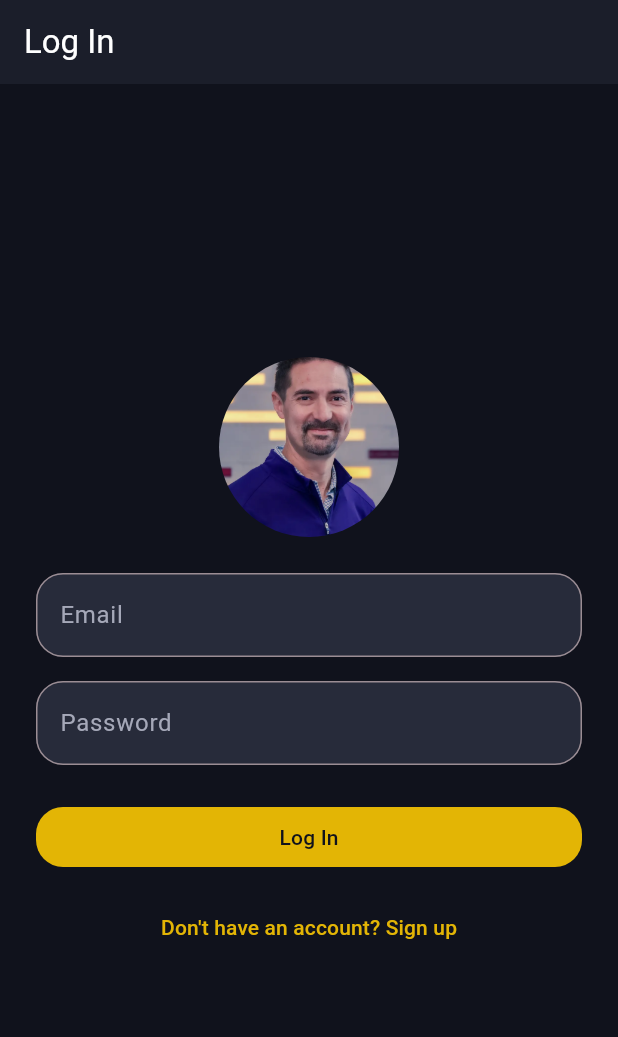
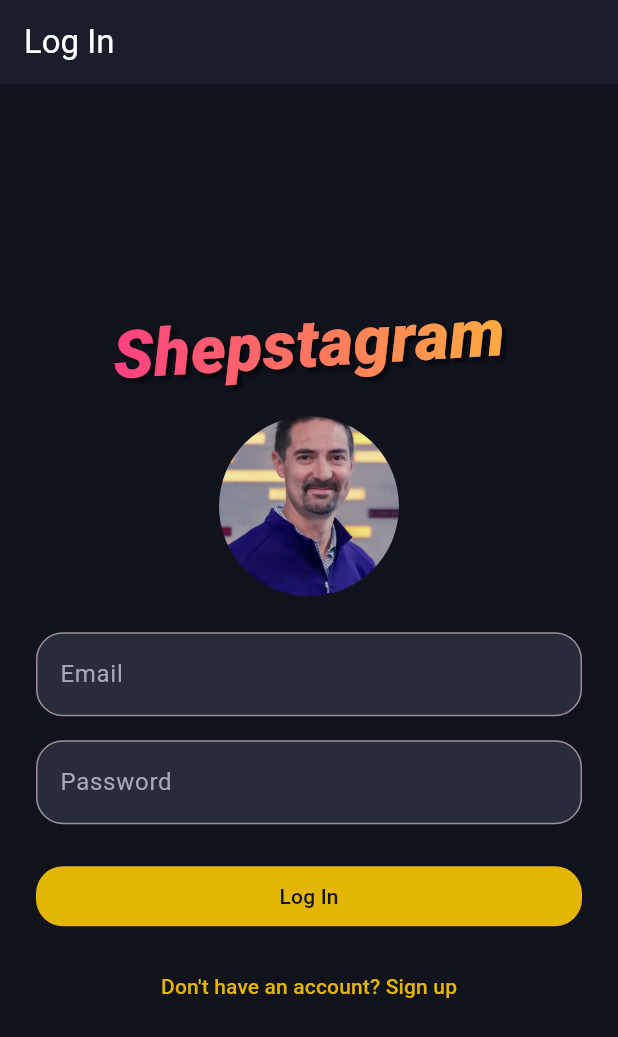
Before and after one commit to Thava1206/real_time_chat_app, a Flutter app: the screen it shows after launch, on a phone screen of 412 x 824 dp. Shown: the top 1037 px of the screen. Run offline on Flutter 3.47's test engine with Material 3 defaults, Android fonts, the light colour scheme and no system bars; our stand-ins replace cloud_firestore, firebase_auth, firebase_core, shared_preferences; accounts and stored records are empty; Roboto replaces fonts that are missing (Comic Sans MS).

Commit message:
style changes

```diff
--- a/lib/screens/login_screen.dart
+++ b/lib/screens/login_screen.dart
@@ -63,6 +63,35 @@ class _LoginScreenState extends State<LoginScreen> {
                 mainAxisSize: MainAxisSize.min,
                 crossAxisAlignment: CrossAxisAlignment.stretch,
                 children: [
+                  Center(
+                    child: Transform.rotate(
+                      angle: -0.06,
+                      child: ShaderMask(
+                        shaderCallback: (bounds) => const LinearGradient(
+                          colors: [Colors.pinkAccent, Colors.orangeAccent],
+                        ).createShader(bounds),
+                        child: const Text(
+                          'Shepstagram',
+                          style: TextStyle(
+                            fontFamily: 'Comic Sans MS',
+                            fontFamilyFallback: ['Chalkboard SE', 'cursive'],
+                            fontSize: 44,
+                            fontWeight: FontWeight.w900,
+                            fontStyle: FontStyle.italic,
+                            color: Colors.white,
+                            shadows: [
+                              Shadow(
+                                color: Colors.black54,
+                                offset: Offset(3, 3),
+                                blurRadius: 2,
+                              ),
+                            ],
+                          ),
+                        ),
+                      ),
+                    ),
+                  ),
+                  const SizedBox(height: 16),
                   Center(
                     child: ClipRRect(
                       borderRadius: BorderRadius.circular(72),
```
